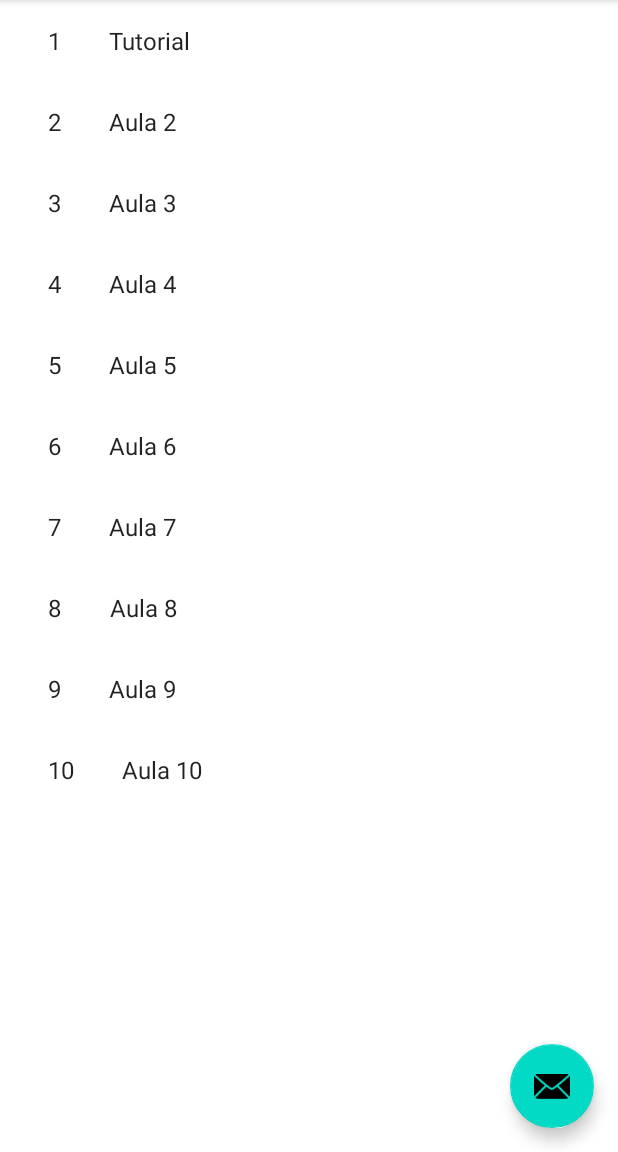
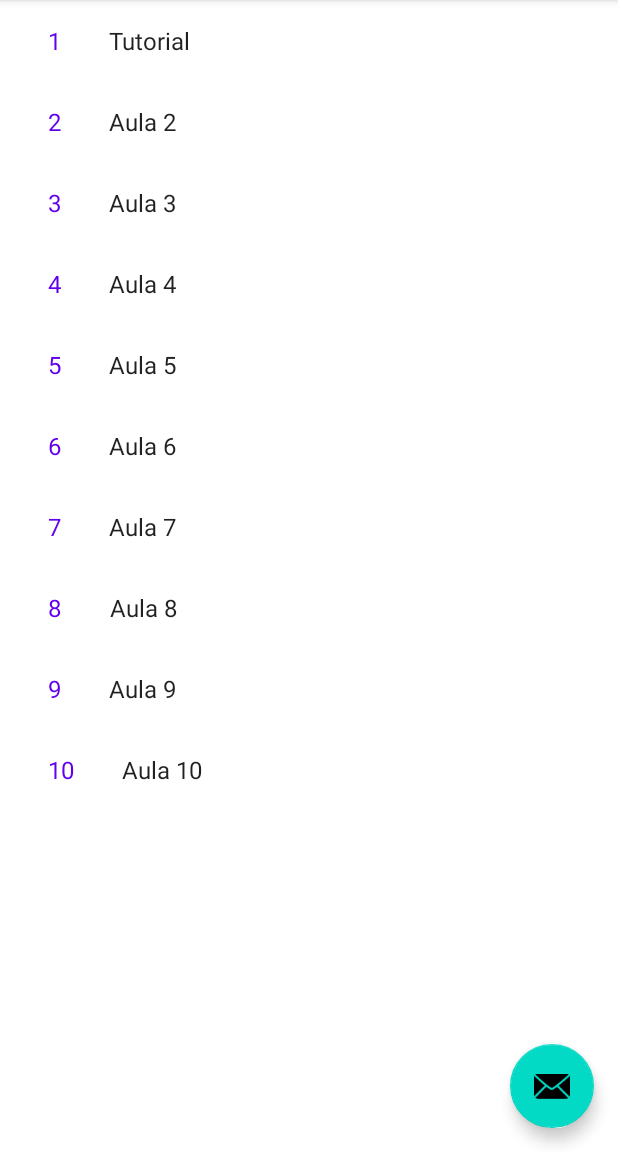
Before and after one commit to RafaelNogueiraXD/Autodefesa, an Android app: the screen it shows after launch (ItemListActivity), on a phone screen of 412 x 824 dp, the part 84-1236 px from its top. Run offline under Robolectric (Android 15) with nearby library versions, the phone set to English and light mode, and no system bars.

```diff
--- a/app/src/main/res/layout/item_list_content.xml
+++ b/app/src/main/res/layout/item_list_content.xml
@@ -9,7 +9,8 @@
         android:layout_width="wrap_content"
         android:layout_height="wrap_content"
         android:layout_margin="@dimen/text_margin"
-        android:textAppearance="?attr/textAppearanceListItem" />
+        android:textAppearance="?attr/textAppearanceListItem"
+        android:textColor="@color/design_default_color_primary"/>
 
     <TextView
         android:id="@+id/content"
```
